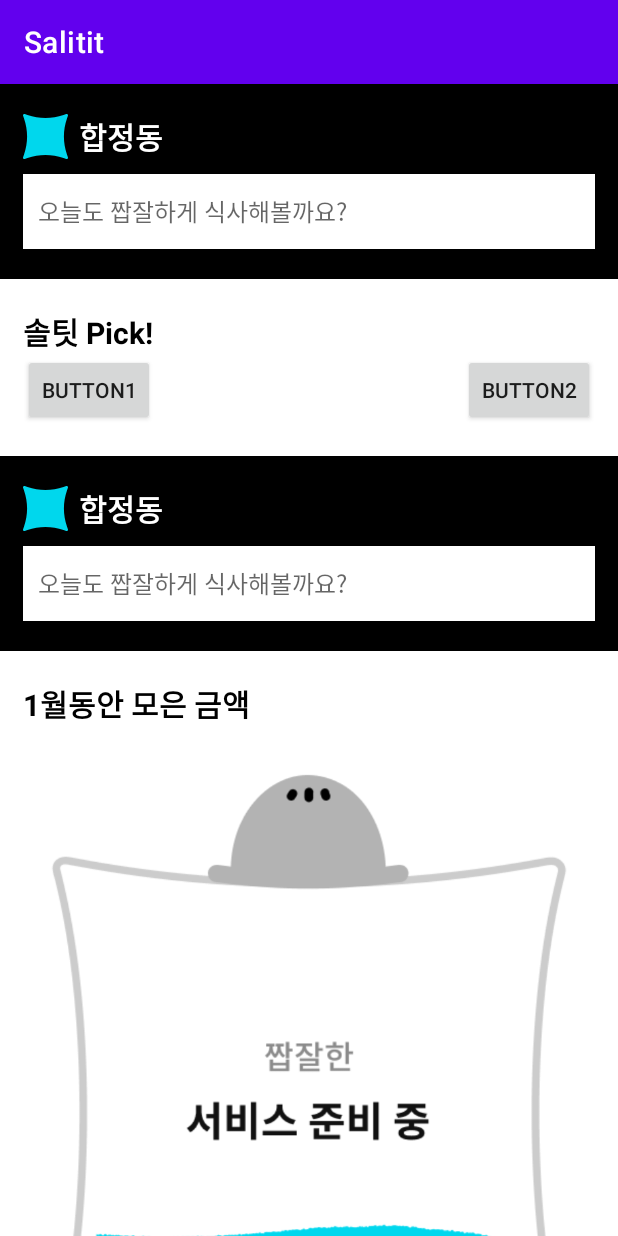
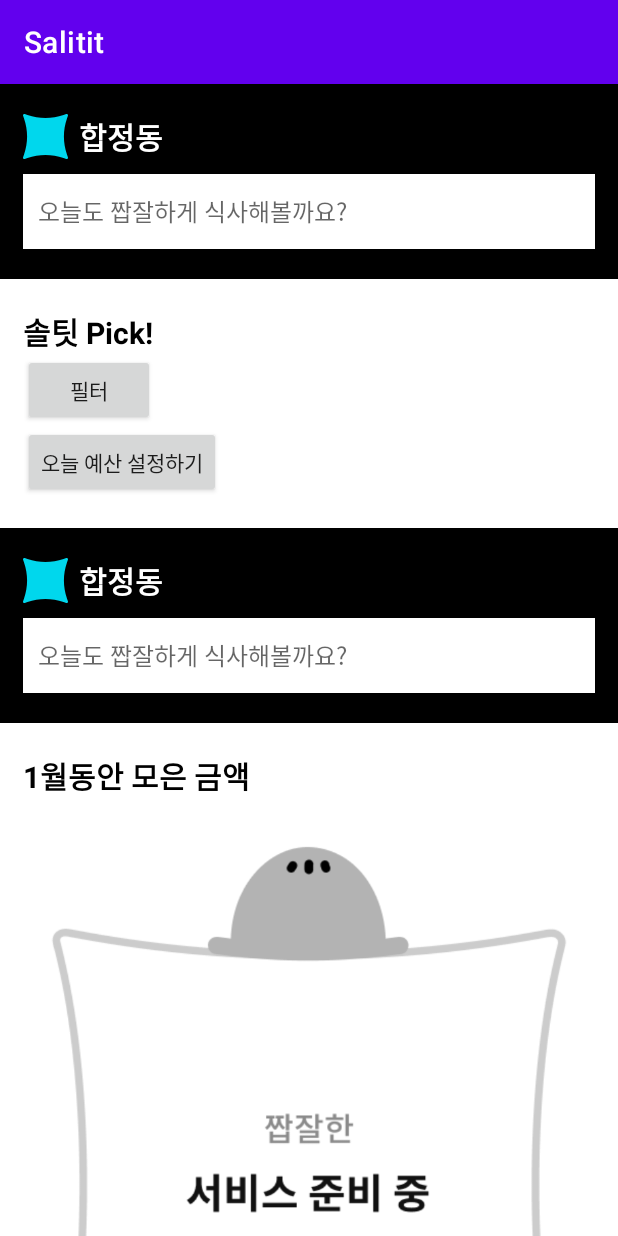
Before and after one commit to posomo/Saltit-Android, an Android app: the HomeFragment screen opened through its navigation route, on a phone screen of 412 x 824 dp. Run offline under Robolectric (Android 15) with nearby library versions, the phone set to English and light mode, and no system bars; our stand-ins replace Dagger/Hilt's generated code, data binding, navigation-ui.

Commit message:
[Refactor] RelativeLayout to LinearLayout

```diff
--- a/core/common-ui/src/main/res/layout/item_saltit_cash_box.xml
+++ b/core/common-ui/src/main/res/layout/item_saltit_cash_box.xml
@@ -3,18 +3,18 @@
     xmlns:app="http://schemas.android.com/apk/res-auto">
 
     <data>
-
         <variable
             name="clickListener"
             type="android.view.View.OnClickListener" />
     </data>
 
-    <androidx.constraintlayout.widget.ConstraintLayout
+    <LinearLayout
         android:layout_width="match_parent"
         android:layout_height="wrap_content"
         android:background="@color/white"
         android:paddingHorizontal="15dp"
-        android:paddingVertical="20dp">
+        android:paddingVertical="20dp"
+        android:orientation="vertical">
 
         <TextView
             android:id="@+id/saltit_amount_period_text"
@@ -28,7 +28,7 @@
             app:layout_constraintTop_toTopOf="parent" />
 
         <androidx.appcompat.widget.AppCompatImageView
-            android:layout_width="0dp"
+            android:layout_width="wrap_content"
             android:layout_height="400dp"
             android:layout_marginTop="30dp"
             android:src="@drawable/img_saltit_test"
@@ -37,5 +37,5 @@
             app:layout_constraintTop_toBottomOf="@id/saltit_amount_period_text"
             app:layout_constraintBottom_toBottomOf="parent"/>
 
-    </androidx.constraintlayout.widget.ConstraintLayout>
+    </LinearLayout>
 </layout>
--- a/core/common-ui/src/main/res/layout/item_saltit_pick_header.xml
+++ b/core/common-ui/src/main/res/layout/item_saltit_pick_header.xml
@@ -1,12 +1,14 @@
 <?xml version="1.0" encoding="utf-8"?>
 <layout xmlns:app="http://schemas.android.com/apk/res-auto">
 
-    <androidx.constraintlayout.widget.ConstraintLayout xmlns:android="http://schemas.android.com/apk/res/android"
+    <LinearLayout
+        xmlns:android="http://schemas.android.com/apk/res/android"
         android:layout_width="match_parent"
         android:layout_height="wrap_content"
         android:background="@color/white"
         android:paddingHorizontal="15dp"
-        android:paddingVertical="20dp">
+        android:paddingVertical="20dp"
+        android:orientation="vertical">
 
         <TextView
             android:id="@+id/title"
@@ -23,7 +25,7 @@
             android:id="@+id/button1"
             android:layout_width="wrap_content"
             android:layout_height="wrap_content"
-            android:text="button1"
+            android:text="필터"
             app:layout_constraintTop_toBottomOf="@id/title"
             app:layout_constraintStart_toStartOf="parent"
             app:layout_constraintBottom_toBottomOf="parent"/>
@@ -32,11 +34,10 @@
             android:id="@+id/button2"
             android:layout_width="wrap_content"
             android:layout_height="wrap_content"
-            android:text="button2"
+            android:text="오늘 예산 설정하기"
             app:layout_constraintTop_toBottomOf="@id/title"
             app:layout_constraintEnd_toEndOf="parent"
             app:layout_constraintBottom_toBottomOf="parent"/>
 
-
-    </androidx.constraintlayout.widget.ConstraintLayout>
+    </LinearLayout>
 </layout>
--- a/core/common-ui/src/main/res/layout/item_spacer.xml
+++ b/core/common-ui/src/main/res/layout/item_spacer.xml
@@ -1,11 +1,11 @@
 <?xml version="1.0" encoding="utf-8"?>
-<layout
-    xmlns:android="http://schemas.android.com/apk/res/android">
+<layout xmlns:android="http://schemas.android.com/apk/res/android">
 
-    <androidx.constraintlayout.widget.ConstraintLayout
+    <LinearLayout
         android:layout_width="match_parent"
         android:layout_height="20dp"
-        android:background="#A2A2A2">
+        android:background="#A2A2A2"
+        android:orientation="vertical">
 
-    </androidx.constraintlayout.widget.ConstraintLayout>
+    </LinearLayout>
 </layout>
```
